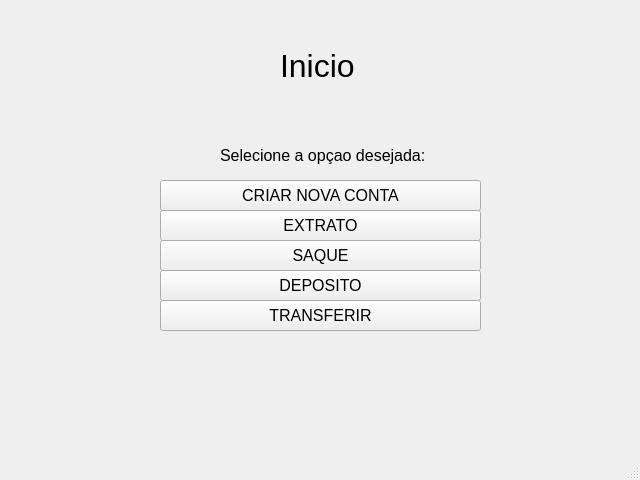
This is telas/main_telas.ui in mthsvct/BancoPOO2 as Qt 5 draws it before an edit. The edited form follows.
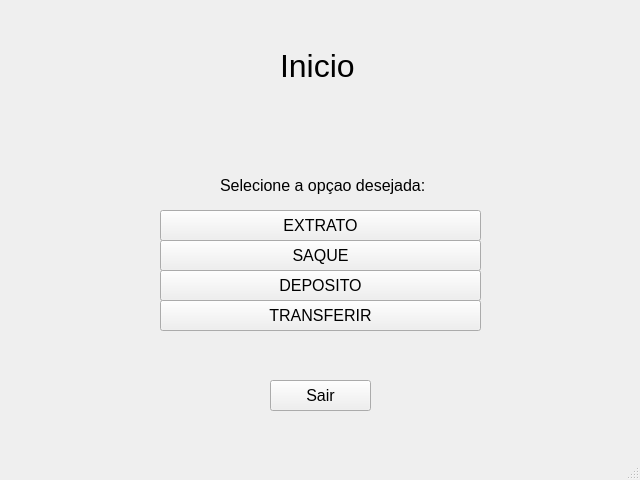
This is the edited form.

Commit message: Criação da tela de login, cofigurações de login, alterações no processo de cadastro e acrescimo de campos nos cadastros.

```diff
--- a/telas/main_telas.ui
+++ b/telas/main_telas.ui
@@ -32,27 +32,6 @@
      <string>Inicio</string>
     </property>
    </widget>
-   <widget class="QPushButton" name="pushButton">
-    <property name="geometry">
-     <rect>
-      <x>160</x>
-      <y>180</y>
-      <width>321</width>
-      <height>31</height>
-     </rect>
-    </property>
-    <property name="font">
-     <font>
-      <pointsize>12</pointsize>
-     </font>
-    </property>
-    <property name="cursor">
-     <cursorShape>PointingHandCursor</cursorShape>
-    </property>
-    <property name="text">
-     <string>CRIAR NOVA CONTA</string>
-    </property>
-   </widget>
    <widget class="QPushButton" name="pushButton_2">
     <property name="geometry">
      <rect>
@@ -141,7 +120,7 @@
     <property name="geometry">
      <rect>
       <x>220</x>
-      <y>130</y>
+      <y>160</y>
       <width>231</width>
       <height>51</height>
      </rect>
@@ -155,6 +134,45 @@
      <string>Selecione a opçao desejada:</string>
     </property>
    </widget>
+   <widget class="QPushButton" name="button_voltar">
+    <property name="geometry">
+     <rect>
+      <x>270</x>
+      <y>380</y>
+      <width>101</width>
+      <height>31</height>
+     </rect>
+    </property>
+    <property name="font">
+     <font>
+      <pointsize>12</pointsize>
+     </font>
+    </property>
+    <property name="cursor">
+     <cursorShape>PointingHandCursor</cursorShape>
+    </property>
+    <property name="text">
+     <string>Sair</string>
+    </property>
+   </widget>
+   <widget class="QLabel" name="label_bem_vindo">
+    <property name="geometry">
+     <rect>
+      <x>210</x>
+      <y>100</y>
+      <width>231</width>
+      <height>51</height>
+     </rect>
+    </property>
+    <property name="font">
+     <font>
+      <pointsize>14</pointsize>
+     </font>
+    </property>
+    <property name="text">
+     <string/>
+    </property>
+   </widget>
   </widget>
   <widget class="QMenuBar" name="menubar">
    <property name="geometry">
```
The commit also changes 9 other files.
